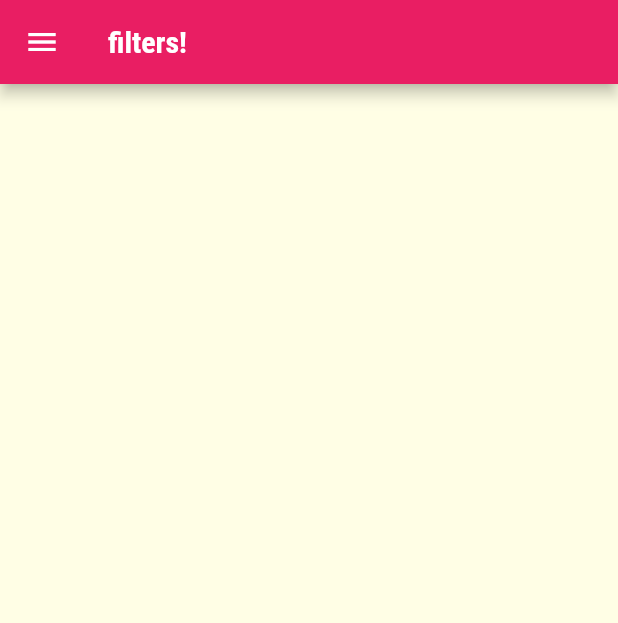
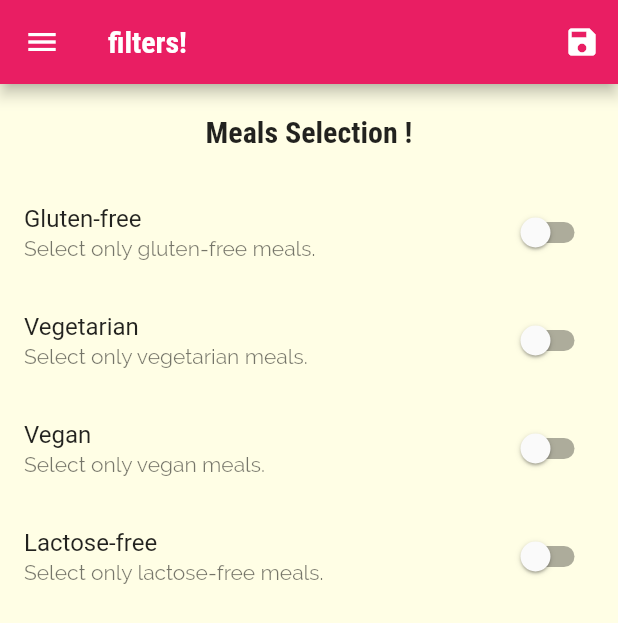
Before and after one commit to metalFrenzy/Meals-App, a Flutter app: the FiltersScreen screen opened by its route, on a phone screen of 412 x 824 dp. Shown: the top 623 px of the screen. Run offline on Flutter 3.47's test engine with Material 2 defaults, Android fonts, the phone set to English and light mode, and no system bars.

Commit message:
filters added

```diff
--- a/lib/main.dart
+++ b/lib/main.dart
@@ -1,5 +1,7 @@
 import 'package:flutter/material.dart';
 
+import './dummy_data.dart';
+import './model/meal.dart';
 import './screens/filters_screen.dart';
 import './screens/tabs_screen.dart';
 import './screens/categories_screen.dart';
@@ -8,7 +10,43 @@ import './screens/meal_detail_screen.dart';
 
 void main() => runApp(MyApp());
 
-class MyApp extends StatelessWidget {
+class MyApp extends StatefulWidget {
+  @override
+  _MyAppState createState() => _MyAppState();
+}
+
+class _MyAppState extends State<MyApp> {
+  Map<String, bool> _filters = {
+    'gulten': false,
+    'lactose': false,
+    'vegetarian': false,
+    'vegan': false
+  };
+
+  List<Meal> _availableMeals = DUMMY_MEALS;
+
+  void _setFilters(Map<String, bool> filterData) {
+    setState(() {
+      _filters = filterData;
+
+      _availableMeals = DUMMY_MEALS.where((meal) {
+        if ( _filters['gulten']! && !meal.isGlutenFree) {
+          return false;
+        }
+        if (_filters['lactose']! && !meal.isLactoseFree) {
+          return false;
+        }
+        if (_filters['vegan']! && !meal.isVegan) {
+          return false;
+        }
+        if (_filters['vegetarian']! && !meal.isVegetarian) {
+          return false;
+        }
+        return true;
+      }).toList();
+    });
+  }
+
   @override
   Widget build(BuildContext context) {
     return MaterialApp(
@@ -34,10 +72,11 @@ class MyApp extends StatelessWidget {
       ),
       home: tabsScreen(),
       routes: {
-        CategoryMealsScreen.routeName: (ctx) => CategoryMealsScreen(),
+        CategoryMealsScreen.routeName: (ctx) =>
+            CategoryMealsScreen(_availableMeals),
         MealDetailScreen.routeName: (ctx) => MealDetailScreen(),
         tabsScreen.routeName: (ctx) => tabsScreen(),
-        FiltersScreen.routeName: (ctx) => FiltersScreen(),
+        FiltersScreen.routeName: (ctx) => FiltersScreen(_filters,_setFilters),
       },
       onUnknownRoute: (settings) {
         return MaterialPageRoute(
--- a/lib/screens/filters_screen.dart
+++ b/lib/screens/filters_screen.dart
@@ -2,15 +2,123 @@ import 'package:flutter/material.dart';
 
 import '../widgets/main_drawer.dart';
 
-class FiltersScreen extends StatelessWidget {
+class FiltersScreen extends StatefulWidget {
   static const routeName = '/filters';
+
+  final Function saveFilters;
+  final Map<String, bool> currentFilters;
+
+  FiltersScreen(
+    this.currentFilters,
+    this.saveFilters,
+  );
+
+  @override
+  _FiltersScreenState createState() => _FiltersScreenState();
+}
+
+class _FiltersScreenState extends State<FiltersScreen> {
+  var _gultenFree = false;
+  var _vegetarian = false;
+  var _vegan = false;
+  var _lactoseFree = false;
+
+  @override
+  void initState() {
+    _gultenFree = widget.currentFilters['gulten']!;
+    _lactoseFree = widget.currentFilters['lactose']!;
+    _vegan = widget.currentFilters['vegan']!;
+    _vegetarian = widget.currentFilters['vegetarian']!;
+    super.initState();
+  }
+
   @override
   Widget build(BuildContext context) {
     return Scaffold(
       appBar: AppBar(
         title: Text('filters!'),
+        actions: [
+          IconButton(
+            onPressed: () {
+              widget.saveFilters(
+                {
+                  'gulten': _gultenFree,
+                  'lactose': _lactoseFree,
+                  'vegetarian': _vegetarian,
+                  'vegan': _vegan
+                },
+              );
+            },
+            icon: Icon(Icons.save),
+          ),
+        ],
       ),
       drawer: MainDrawer(),
+      body: Column(
+        children: [
+          Container(
+            padding: EdgeInsets.all(20),
+            child: Text(
+              'Meals Selection !',
+              style: Theme.of(context).textTheme.headline6,
+            ),
+          ),
+          Expanded(
+            child: ListView(
+              children: [
+                SwitchListTile(
+                  value: _gultenFree,
+                  onChanged: (newValue) {
+                    setState(() {
+                      _gultenFree = newValue;
+                    });
+                  },
+                  title: Text(
+                    "Gluten-free",
+                  ),
+                  subtitle: Text('Select only gluten-free meals.'),
+                ),
+                SwitchListTile(
+                  value: _vegetarian,
+                  onChanged: (newValue) {
+                    setState(() {
+                      _vegetarian = newValue;
+                    });
+                  },
+                  title: Text(
+                    "Vegetarian",
+                  ),
+                  subtitle: Text('Select only vegetarian meals.'),
+                ),
+                SwitchListTile(
+                  value: _vegan,
+                  onChanged: (newValue) {
+                    setState(() {
+                      _vegan = newValue;
+                    });
+                  },
+                  title: Text(
+                    "Vegan",
+                  ),
+                  subtitle: Text('Select only vegan meals.'),
+                ),
+                SwitchListTile(
+                  value: _lactoseFree,
+                  onChanged: (newValue) {
+                    setState(() {
+                      _lactoseFree = newValue;
+                    });
+                  },
+                  title: Text(
+                    "Lactose-free",
+                  ),
+                  subtitle: Text('Select only lactose-free meals.'),
+                ),
+              ],
+            ),
+          ),
+        ],
+      ),
     );
   }
 }
```
Also changed, not shown: lib/screens/categories_meals_screen.dart (+7 -2 lines).
